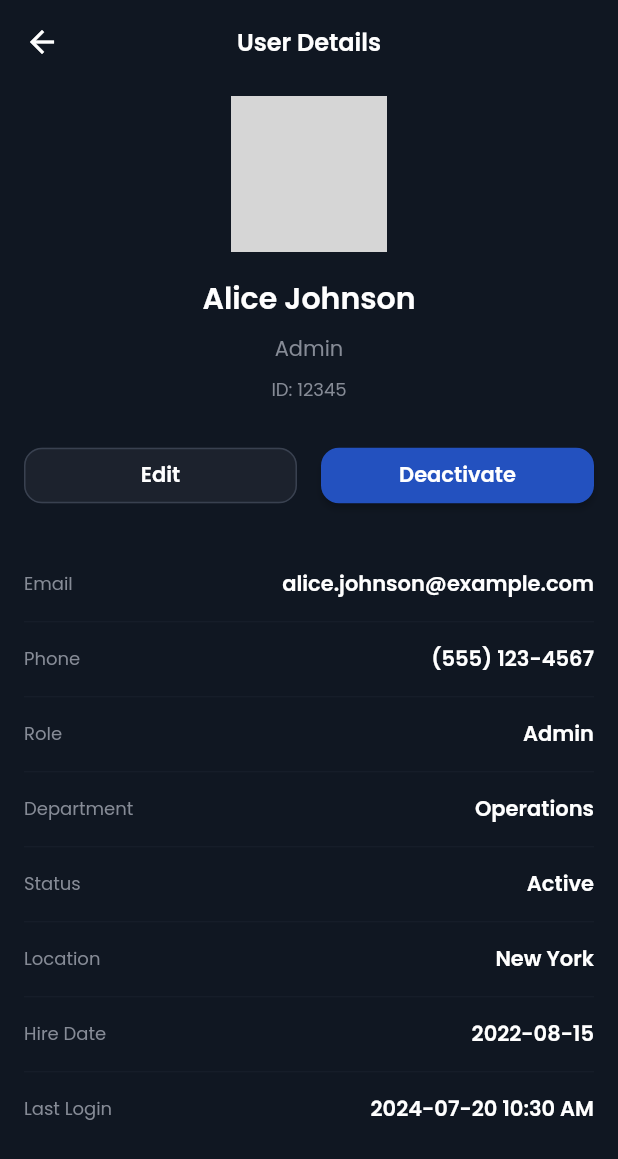
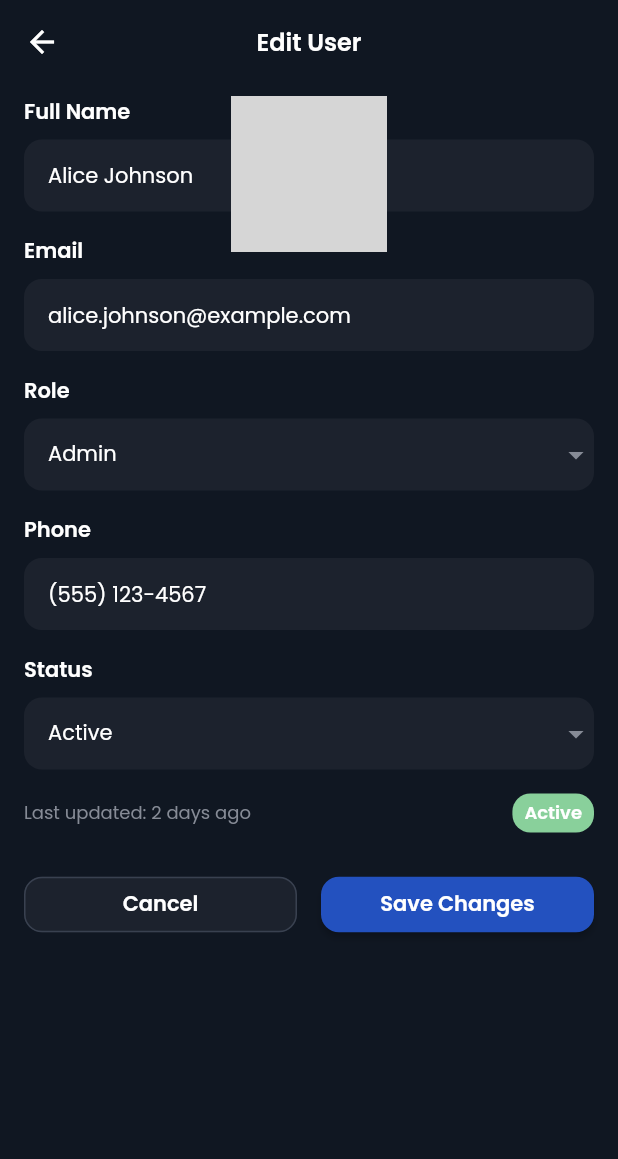
Before and after one commit to htetwai18/sync_pro_project, a Flutter app: the UserDetailScreen screen opened directly with sample values from the repository, after a tap on "Edit", on a phone screen of 412 x 824 dp. Shown: the top 1159 px of the screen. Run offline on Flutter 3.47's test engine with Material 3 defaults, Android fonts, the phone set to English and light mode, and no system bars; our stand-ins replace google_fonts, page_transition; network calls fail; grey boxes are pictures that could not be loaded.

Commit message:
edit user

```diff
--- a/lib/config/app_string.dart
+++ b/lib/config/app_string.dart
@@ -121,4 +121,12 @@ class AppString {
   static const String location = "Location";
   static const String hireDate = "Hire Date";
   static const String lastLogin = "Last Login";
+
+  // Edit User
+  static const String editUser = "Edit User";
+  static const String saveChanges = "Save Changes";
+  static const String cancel = "Cancel";
+  static const String active = "Active";
+  static const String inactive = "Inactive";
+  static const String lastUpdatedText = "Last updated";
 }
--- /dev/null
+++ b/lib/presentation/admin/screen/edit_user_screen.dart
@@ -0,0 +1,245 @@
+import 'package:flutter/material.dart';
+import 'package:sync_pro/config/app_bar.dart';
+import 'package:sync_pro/config/app_color.dart';
+import 'package:sync_pro/config/app_string.dart';
+import 'package:sync_pro/config/extension.dart';
+import 'package:sync_pro/config/measurement.dart';
+import 'package:sync_pro/config/enum.dart';
+import 'package:sync_pro/presentation/admin/display_models/user_item_display_model.dart';
+
+class EditUserScreen extends StatefulWidget {
+  final UserItemDisplayModel user;
+  const EditUserScreen({super.key, required this.user});
+
+  @override
+  State<EditUserScreen> createState() => _EditUserScreenState();
+}
+
+class _EditUserScreenState extends State<EditUserScreen> {
+  late final TextEditingController _nameController;
+  late final TextEditingController _emailController;
+  late final TextEditingController _phoneController;
+  UserRole _role = UserRole.engineer;
+  String _status = AppString.active;
+
+  @override
+  void initState() {
+    super.initState();
+    _nameController = TextEditingController(text: widget.user.name);
+    _emailController = TextEditingController(text: widget.user.email);
+    _phoneController = TextEditingController(text: widget.user.phone);
+    _role = widget.user.role;
+    _status = widget.user.status;
+  }
+
+  @override
+  void dispose() {
+    _nameController.dispose();
+    _emailController.dispose();
+    _phoneController.dispose();
+    super.dispose();
+  }
+
+  @override
+  Widget build(BuildContext context) {
+    return Scaffold(
+      backgroundColor: AppColor.background,
+      appBar: getAppBar(title: AppString.editUser, context: context),
+      body: SingleChildScrollView(
+        padding: Measurement.generalSize16.horizontalIsToVertical,
+        child: Column(
+          crossAxisAlignment: CrossAxisAlignment.start,
+          children: [
+            const Text(AppString.fullName).mediumBold(AppColor.white),
+            Measurement.generalSize8.height,
+            _Field(
+              child: TextField(
+                controller: _nameController,
+                style: Measurement.mediumFont
+                    .textStyle(AppColor.white, Measurement.font400),
+                decoration: const InputDecoration(
+                  border: InputBorder.none,
+                  contentPadding: EdgeInsets.symmetric(
+                      horizontal: Measurement.generalSize16,
+                      vertical: Measurement.generalSize8),
+                ),
+              ),
+            ),
+            Measurement.generalSize16.height,
+            const Text(AppString.emailAddress).mediumBold(AppColor.white),
+            Measurement.generalSize8.height,
+            _Field(
+              child: TextField(
+                controller: _emailController,
+                keyboardType: TextInputType.emailAddress,
+                style: Measurement.mediumFont
+                    .textStyle(AppColor.white, Measurement.font400),
+                decoration: const InputDecoration(
+                  border: InputBorder.none,
+                  contentPadding: EdgeInsets.symmetric(
+                      horizontal: Measurement.generalSize16,
+                      vertical: Measurement.generalSize8),
+                ),
+              ),
+            ),
+            Measurement.generalSize16.height,
+            const Text(AppString.role).mediumBold(AppColor.white),
+            Measurement.generalSize8.height,
+            _Field(
+              child: DropdownButtonFormField<UserRole>(
+                value: _role,
+                decoration: const InputDecoration(
+                  border: InputBorder.none,
+                  contentPadding: EdgeInsets.symmetric(
+                      horizontal: Measurement.generalSize16,
+                      vertical: Measurement.generalSize8),
+                ),
+                dropdownColor: AppColor.blueField,
+                iconEnabledColor: AppColor.grey,
+                style: Measurement.mediumFont
+                    .textStyle(AppColor.white, Measurement.font400),
+                items: [
+                  DropdownMenuItem(
+                    value: UserRole.admin,
+                    child: const Text(AppString.adminRole)
+                        .mediumNormal(AppColor.white),
+                  ),
+                  DropdownMenuItem(
+                    value: UserRole.engineer,
+                    child: const Text(AppString.engineerRole)
+                        .mediumNormal(AppColor.white),
+                  ),
+                  DropdownMenuItem(
+                    value: UserRole.manager,
+                    child: const Text(AppString.managerRole)
+                        .mediumNormal(AppColor.white),
+                  ),
+                ],
+                onChanged: (val) => setState(() => _role = val ?? _role),
+              ),
+            ),
+            Measurement.generalSize16.height,
+            const Text(AppString.phone).mediumBold(AppColor.white),
+            Measurement.generalSize8.height,
+            _Field(
+              child: TextField(
+                controller: _phoneController,
+                keyboardType: TextInputType.phone,
+                style: Measurement.mediumFont
+                    .textStyle(AppColor.white, Measurement.font400),
+                decoration: const InputDecoration(
+                  border: InputBorder.none,
+                  contentPadding: EdgeInsets.symmetric(
+                      horizontal: Measurement.generalSize16,
+                      vertical: Measurement.generalSize8),
+                ),
+              ),
+            ),
+            Measurement.generalSize16.height,
+            const Text(AppString.statusUpper).mediumBold(AppColor.white),
+            Measurement.generalSize8.height,
+            _Field(
+              child: DropdownButtonFormField<String>(
+                value: _status,
+                decoration: const InputDecoration(
+                  border: InputBorder.none,
+                  contentPadding: EdgeInsets.symmetric(
+                      horizontal: Measurement.generalSize16,
+                      vertical: Measurement.generalSize8),
+                ),
+                dropdownColor: AppColor.blueField,
+                iconEnabledColor: AppColor.grey,
+                style: Measurement.mediumFont
+                    .textStyle(AppColor.white, Measurement.font400),
+                items: [
+                  DropdownMenuItem(
+                    value: AppString.active,
+                    child: const Text(AppString.active)
+                        .mediumNormal(AppColor.white),
+                  ),
+                  DropdownMenuItem(
+                    value: AppString.inactive,
+                    child: const Text(AppString.inactive)
+                        .mediumNormal(AppColor.white),
+                  ),
+                ],
+                onChanged: (val) => setState(() => _status = val ?? _status),
+              ),
+            ),
+            Measurement.generalSize16.height,
+            Row(
+              mainAxisAlignment: MainAxisAlignment.spaceBetween,
+              children: [
+                const Text('${AppString.lastUpdatedText}: 2 days ago')
+                    .smallNormal(AppColor.grey),
+                Container(
+                  padding: Measurement.generalSize8.horizontalIsToVertical,
+                  decoration: BoxDecoration(
+                    color: _status == AppString.active
+                        ? AppColor.greenStatusInner
+                        : AppColor.redStatusInner,
+                    borderRadius: Measurement.generalSize12.allRadius,
+                  ),
+                  child: Text(_status).smallBold(AppColor.white),
+                ),
+              ],
+            ),
+            Measurement.generalSize24.height,
+            Row(
+              children: [
+                Expanded(
+                  child: OutlinedButton(
+                    style: OutlinedButton.styleFrom(
+                      side: const BorderSide(color: AppColor.greyPercentCircle),
+                      foregroundColor: AppColor.white,
+                      backgroundColor: AppColor.blueField,
+                      padding: Measurement.generalSize16.horizontalIsToVertical,
+                      shape: RoundedRectangleBorder(
+                        borderRadius: Measurement.generalSize12.allRadius,
+                      ),
+                    ),
+                    onPressed: () => Navigator.pop(context),
+                    child:
+                        const Text(AppString.cancel).mediumBold(AppColor.white),
+                  ),
+                ),
+                Measurement.generalSize16.width,
+                Expanded(
+                  child: ElevatedButton(
+                    style: ElevatedButton.styleFrom(
+                      backgroundColor: AppColor.blueStatusInner,
+                      foregroundColor: AppColor.white,
+                      padding: Measurement.generalSize16.horizontalIsToVertical,
+                      shape: RoundedRectangleBorder(
+                        borderRadius: Measurement.generalSize12.allRadius,
+                      ),
+                    ),
+                    onPressed: () {},
+                    child: const Text(AppString.saveChanges)
+                        .mediumBold(AppColor.white),
+                  ),
+                ),
+              ],
+            ),
+          ],
+        ),
+      ),
+    );
+  }
+}
+
+class _Field extends StatelessWidget {
+  final Widget child;
+  const _Field({required this.child});
+
+  @override
+  Widget build(BuildContext context) {
+    return Container(
+      decoration: BoxDecoration(
+        color: AppColor.blueField,
+        borderRadius: Measurement.generalSize12.allRadius,
+      ),
+      child: child,
+    );
+  }
+}
--- a/lib/presentation/admin/screen/user_detail_screen.dart
+++ b/lib/presentation/admin/screen/user_detail_screen.dart
@@ -5,6 +5,8 @@ import 'package:sync_pro/config/app_string.dart';
 import 'package:sync_pro/config/extension.dart';
 import 'package:sync_pro/config/measurement.dart';
 import 'package:sync_pro/presentation/admin/display_models/user_item_display_model.dart';
+import 'package:sync_pro/config/routing.dart';
+import 'package:sync_pro/presentation/admin/screen/edit_user_screen.dart';
 
 class UserDetailScreen extends StatelessWidget {
   final UserItemDisplayModel user;
@@ -31,7 +33,6 @@ class UserDetailScreen extends StatelessWidget {
             Text(user.roleLabel).mediumNormal(AppColor.grey),
             Measurement.generalSize8.height,
             Text('${AppString.id}: ${user.id}').smallNormal(AppColor.grey),
-
             Measurement.generalSize24.height,
             Row(
               children: [
@@ -46,7 +47,12 @@ class UserDetailScreen extends StatelessWidget {
                         borderRadius: Measurement.generalSize12.allRadius,
                       ),
                     ),
-                    onPressed: () {},
+                    onPressed: () {
+                      Routing.transition(
+                        context,
+                        EditUserScreen(user: user),
+                      );
+                    },
                     child:
                         const Text(AppString.edit).mediumBold(AppColor.white),
                   ),
@@ -69,9 +75,7 @@ class UserDetailScreen extends StatelessWidget {
                 ),
               ],
             ),
-
             Measurement.generalSize24.height,
-
             _DetailRow(label: AppString.emailAddress, value: user.email),
             _Divider(),
             _DetailRow(label: AppString.phone, value: user.phone),
```
